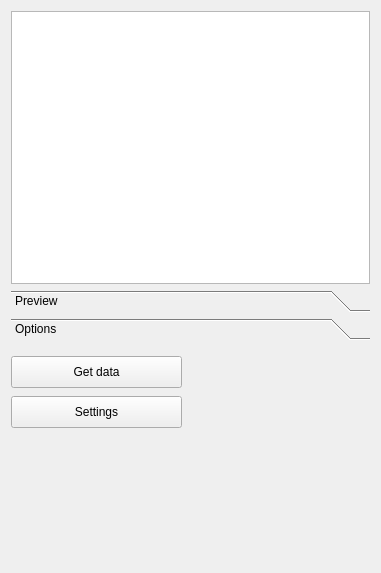
Qt form ImportExport/CadbaseLibrary/cadbase_library.ui (FreeCAD/FreeCAD-macros) before a commit.
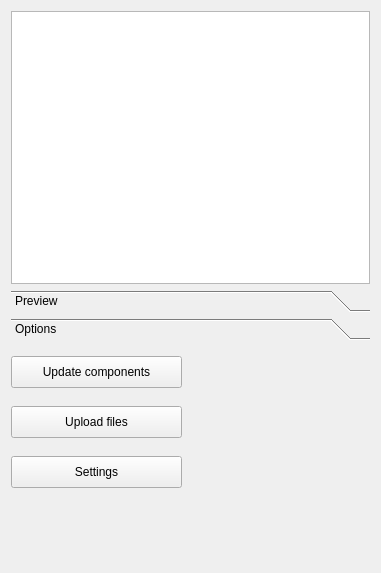
The same form after that commit. Icons and pictures are not drawn.

Commit message: [CadbaseLibrary] Update to v0.2.0: add functionality for uploading files to the cloud

Patch:
```diff
--- a/ImportExport/CadbaseLibrary/cadbase_library.ui
+++ b/ImportExport/CadbaseLibrary/cadbase_library.ui
@@ -98,7 +98,7 @@
         </sizepolicy>
        </property>
        <property name="text">
-        <string>Get data</string>
+        <string>Update components</string>
        </property>
        <property name="icon">
         <iconset theme="emblem-downloads">
@@ -112,7 +112,7 @@
        <property name="geometry">
         <rect>
          <x>0</x>
-         <y>50</y>
+         <y>110</y>
          <width>171</width>
          <height>32</height>
         </rect>
@@ -134,6 +134,31 @@
         <enum>Qt::ToolButtonTextBesideIcon</enum>
        </property>
       </widget>
+      <widget class="QToolButton" name="uploadbutton">
+       <property name="geometry">
+        <rect>
+         <x>0</x>
+         <y>60</y>
+         <width>171</width>
+         <height>32</height>
+        </rect>
+       </property>
+       <property name="sizePolicy">
+        <sizepolicy hsizetype="Preferred" vsizetype="Preferred">
+         <horstretch>0</horstretch>
+         <verstretch>0</verstretch>
+        </sizepolicy>
+       </property>
+       <property name="text">
+        <string>Upload files</string>
+       </property>
+       <property name="icon">
+        <iconset theme="emblem-documents"/>
+       </property>
+       <property name="toolButtonStyle">
+        <enum>Qt::ToolButtonTextBesideIcon</enum>
+       </property>
+      </widget>
      </widget>
     </widget>
    </item>
```
Left out of the diff: 2 changed lines with no effect on the pictures. The commit also changes 9 other files.
